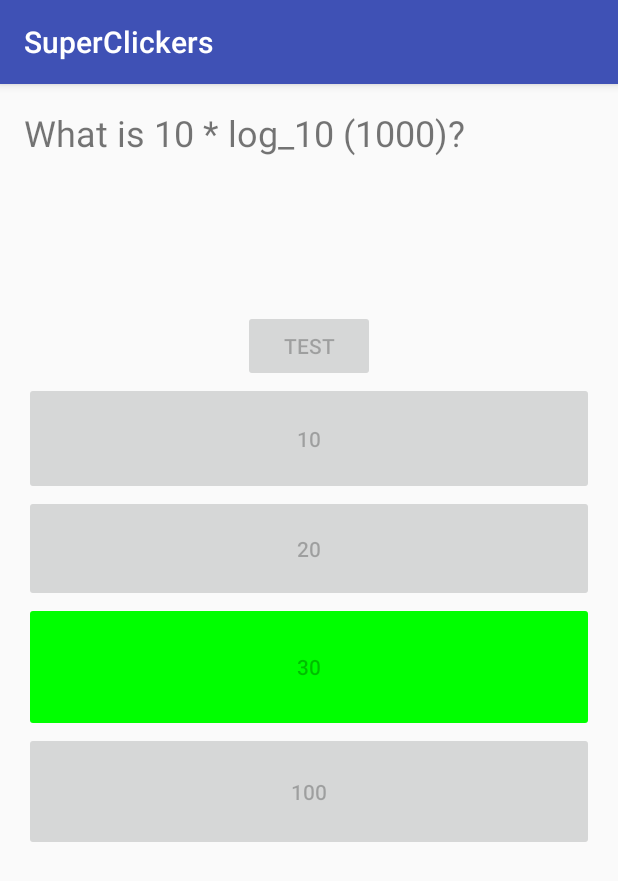
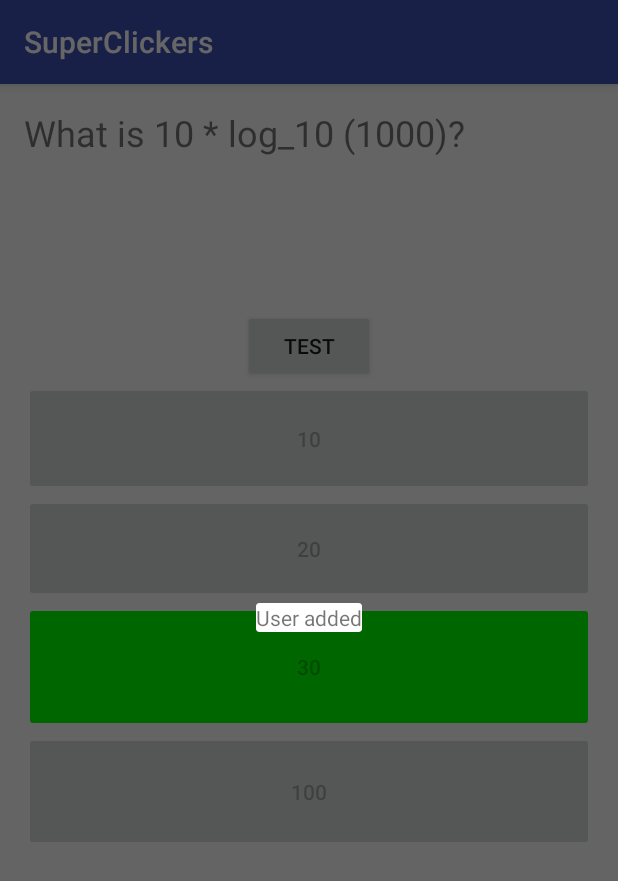
Before and after one commit to ahester57/TALQ, an Android app: the screen it shows after launch (QuizActivity), after a tap on "TEST", on a phone screen of 412 x 824 dp. Shown: the top 881 px of the screen. Run offline under Robolectric (Android 15) with nearby library versions, the phone set to English and light mode, and no system bars; 3 other taps on this screen came first.

```diff
--- a/app/src/main/java/edu/umsl/hester/superclickers/AnswerFragment.java
+++ b/app/src/main/java/edu/umsl/hester/superclickers/AnswerFragment.java
@@ -14,9 +14,11 @@ import android.widget.Button;
  * Created by stin on 1/31/17.
  */
 
-public class AnswerFragment extends Fragment {
+public class AnswerFragment extends Fragment implements View.OnClickListener{
 
     private AnswerListener activity;
+
+    Button buttonA, buttonB, buttonC, buttonD;
 
     // QuizActivity must implement these methods
     // This will be our way of communicating to the main activity from fragments
@@ -37,38 +39,54 @@ public class AnswerFragment extends Fragment {
 
         // Initialize buttons from fragment_answer
         // Fragments are awesome and we should use them
-        final Button buttonA = (Button) view.findViewById(R.id.buttonA);
-        final Button buttonB = (Button) view.findViewById(R.id.buttonB);
-        final Button buttonC = (Button) view.findViewById(R.id.buttonC);
-        final Button buttonD = (Button) view.findViewById(R.id.buttonD);
+        buttonA = (Button) view.findViewById(R.id.buttonA);
+        buttonB = (Button) view.findViewById(R.id.buttonB);
+        buttonC = (Button) view.findViewById(R.id.buttonC);
+        buttonD = (Button) view.findViewById(R.id.buttonD);
 
 
         // Set the button texts from whatever the getA,B,C,D() methods in QuizActivity
         // Eventually, we'll move the potential answers somewhere else
-        buttonA.setText(activity.getA());
-        buttonB.setText(activity.getB());
-        buttonC.setText(activity.getC());
-        buttonD.setText(activity.getD());
+        setButtonText();
+
+        buttonA.setOnClickListener(this);
+        buttonB.setOnClickListener(this);
+        buttonC.setOnClickListener(this);
+        buttonD.setOnClickListener(this);
+
+        return view;
+    }
 
 
-        buttonC.setOnClickListener(new View.OnClickListener(){
-            @Override
-            public void onClick(View view) {
+    // made button listening easier
+    @Override
+    public void onClick(View view) {
+        // handle button clicks
+        switch(view.getId()) {
+            case R.id.buttonA:
+
+                break;
+            case R.id.buttonB:
+
+                break;
+            case R.id.buttonC:
                 buttonA.setEnabled(false);
                 buttonB.setEnabled(false);
                 buttonC.setEnabled(false);
                 buttonD.setEnabled(false);
                 view.getBackground().setColorFilter(Color.GREEN, PorterDuff.Mode.MULTIPLY);
-            }
-        });
+                break;
+            case R.id.buttonD:
 
-
-        return view;
+                break;
+        }
     }
 
-
     private void setButtonText() {
-
+        buttonA.setText(activity.getA());
+        buttonB.setText(activity.getB());
+        buttonC.setText(activity.getC());
+        buttonD.setText(activity.getD());
     }
 
 
--- /dev/null
+++ b/app/src/main/java/edu/umsl/hester/superclickers/ClassDb.java
@@ -0,0 +1,67 @@
+package edu.umsl.hester.superclickers;
+
+import android.content.ContentValues;
+import android.content.Context;
+import android.database.sqlite.SQLiteDatabase;
+import android.database.sqlite.SQLiteOpenHelper;
+
+/**
+ * Created by Austin on 2/1/2017.
+ */
+
+class ClassDb {
+
+    static final String KEY_ROWID = "_id";
+    static final String KEY_NAME = "name";
+    static final String KEY_STUID = "student_id";
+
+    private static final String DB_NAME = "class_db";
+    private static final String DB_TABLE = "students";
+    private static final int DB_VERSION = 1;
+
+    private DbHelper dbHelper;
+    private final Context ourContext;
+    private SQLiteDatabase ourDatabase;
+
+    private static class DbHelper extends SQLiteOpenHelper {
+
+        DbHelper (Context context) {
+            super(context, DB_NAME, null, DB_VERSION);
+        }
+
+        @Override
+        public void onCreate(SQLiteDatabase db) {
+            db.execSQL("CREATE TABLE " + DB_TABLE + " (" + KEY_ROWID +
+                    " INTEGER PRIMARY KEY AUTOINCREMENT, " + KEY_NAME +
+                    " TEXT NOT NULL, " + KEY_STUID + " TEXT NOT NULL);");
+        }
+
+        @Override
+        public void onUpgrade(SQLiteDatabase db, int oldV, int newV) {
+            db.execSQL("DROP TABLE IF EXISTS " + DB_TABLE);
+            onCreate(db);
+        }
+    }
+
+    ClassDb(Context c) {
+        ourContext = c;
+    }
+
+    ClassDb open() {
+        dbHelper = new DbHelper(ourContext);
+        ourDatabase = dbHelper.getWritableDatabase();
+        return this;
+    }
+
+    void close() {
+        dbHelper.close();
+    }
+
+    // add user to database
+    long createEntry(String name, String stuID) {
+        ContentValues cv = new ContentValues();
+        cv.put(KEY_NAME, name);
+        cv.put(KEY_STUID, stuID);
+        return ourDatabase.insert(DB_TABLE, null, cv);
+    }
+}
--- a/app/src/main/java/edu/umsl/hester/superclickers/QuizActivity.java
+++ b/app/src/main/java/edu/umsl/hester/superclickers/QuizActivity.java
@@ -1,15 +1,19 @@
 package edu.umsl.hester.superclickers;
 
 
+import android.app.Dialog;
 import android.support.v7.app.AppCompatActivity;
 import android.os.Bundle;
 import android.view.View;
 import android.widget.Button;
 import android.widget.TextView;
 
-public class QuizActivity extends AppCompatActivity implements AnswerFragment.AnswerListener{
+public class QuizActivity extends AppCompatActivity implements View.OnClickListener, AnswerFragment.AnswerListener{
 
     private Question curQuestion;
+
+    private Button test;
+    private TextView questionView;
 
     @Override
     protected void onCreate(Bundle savedInstanceState) {
@@ -18,8 +22,8 @@ public class QuizActivity extends AppCompatActivity implements AnswerFragment.An
 
 
         // test buttons and whatnot
-        final Button test = (Button) findViewById(R.id.testButton);
-        final TextView questionView = (TextView) findViewById(R.id.questionView);
+        test = (Button) findViewById(R.id.testButton);
+        questionView = (TextView) findViewById(R.id.questionView);
 
 
         curQuestion = new Question();
@@ -27,12 +31,7 @@ public class QuizActivity extends AppCompatActivity implements AnswerFragment.An
         questionView.setText(curQuestion.getQuestion());
 
 
-        test.setOnClickListener(new View.OnClickListener(){
-            @Override
-            public void onClick(View view) {
-                test.setEnabled(false);
-            }
-        });
+        test.setOnClickListener(this);
 
 
 
@@ -47,6 +46,40 @@ public class QuizActivity extends AppCompatActivity implements AnswerFragment.An
 
     }
 
+    // put button listeners here
+    @Override
+    public void onClick(View view) {
+        // handle button clicks
+        switch(view.getId()) {
+            case(R.id.testButton):
+                boolean flag = true;
+                try {
+                    ClassDb entry = new ClassDb(QuizActivity.this);
+                    entry.open();
+                    entry.createEntry("Farmer", "3494903");
+                    entry.close();
+                } catch (Exception e) {
+                    flag = false;
+                } finally {
+                    if (flag) {
+                        Dialog d = new Dialog(this);
+                        d.setTitle("Succes");
+                        TextView tv = new TextView(this);
+                        tv.setText("User added");
+                        d.setContentView(tv);
+                        d.show();
+                    } else {
+                        Dialog d = new Dialog(this);
+                        d.setTitle("Fail");
+                        TextView tv = new TextView(this);
+                        tv.setText("User not added");
+                        d.setContentView(tv);
+                        d.show();
+                    }
+                }
+                break;
+        }
+    }
 
     // Eventually, the following methods (located elsewhere, this is for concept) will
     // return the potential answers to the given question
```
Also changed, not shown: 1 other file.
